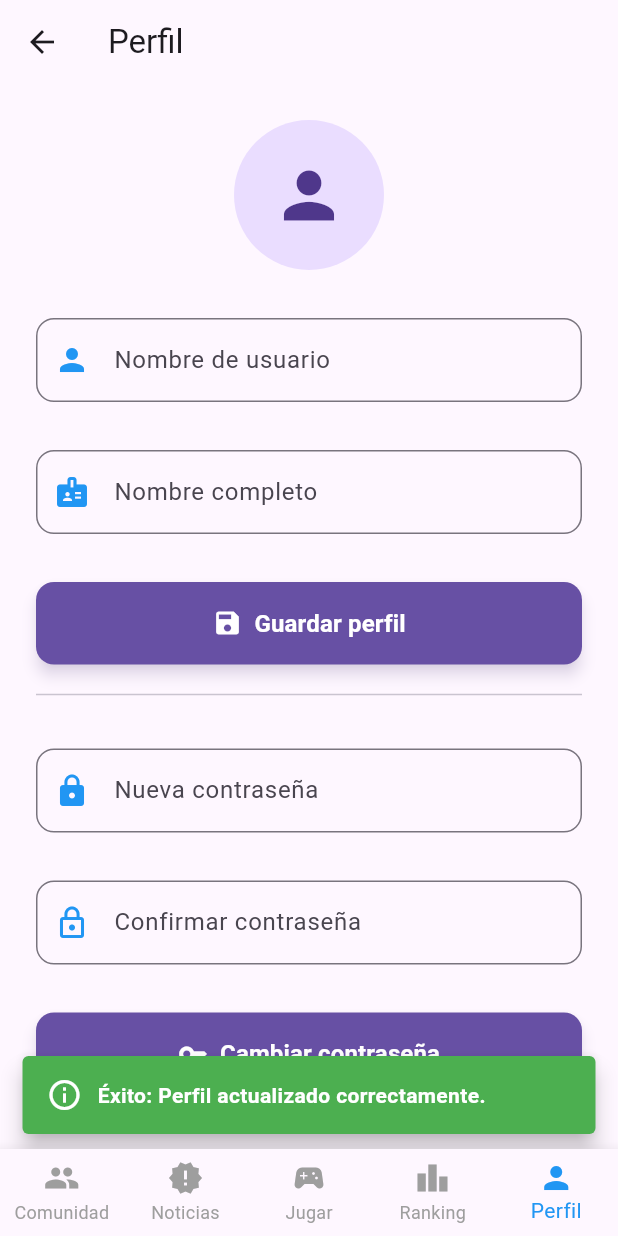
After one commit to Lr-Class/Garberine_Firebase, a Flutter app: the HomeScreen screen opened by its route, item 5 of the bottom bar chosen, after a tap on "Guardar perfil", on a phone screen of 412 x 824 dp. The commit adds this screen. Run offline on Flutter 3.47's test engine with Material 3 defaults, Android fonts, the phone set to English and light mode, and no system bars; our stand-ins replace cloud_firestore, firebase_auth, firebase_core, firebase_storage, image_picker; accounts and stored records are empty.

Commit message:
Perfil - Completado

```diff
--- /dev/null
+++ b/lib/controller/profile_controller.dart
@@ -0,0 +1,70 @@
+import 'package:cloud_firestore/cloud_firestore.dart';
+import 'package:firebase_auth/firebase_auth.dart';
+import 'package:firebase_storage/firebase_storage.dart';
+import 'dart:io';
+
+class ProfileController {
+  final FirebaseAuth _auth = FirebaseAuth.instance;
+  final FirebaseFirestore _firestore = FirebaseFirestore.instance;
+  final FirebaseStorage _storage = FirebaseStorage.instance;
+
+  User? get currentUser => _auth.currentUser;
+
+  Future<Map<String, dynamic>?> loadUserProfile() async {
+    if (currentUser == null) return null;
+
+    final doc = await _firestore.collection('users').doc(currentUser!.uid).get();
+    return doc.data();
+  }
+
+  Future<void> updateUserProfile({
+    required String username,
+    required String fullName,
+  }) async {
+    if (currentUser == null) return;
+
+    await _firestore.collection('users').doc(currentUser!.uid).update({
+      'username': username,
+      'fullName': fullName,
+    });
+  }
+
+  Future<void> updatePassword({
+    required String newPassword,
+  }) async {
+    if (currentUser == null) return;
+
+    await currentUser!.updatePassword(newPassword);
+  }
+
+  Future<String?> uploadProfileImage(File imageFile) async {
+    if (currentUser == null) return null;
+
+    try {
+      final ref = _storage.ref().child('profile_images').child('${currentUser!.uid}.jpg');
+      await ref.putFile(imageFile);
+      return await ref.getDownloadURL();
+    } catch (e) {
+      rethrow;
+    }
+  }
+
+  Future<void> updateProfileImage(String imageUrl) async {
+    if (currentUser == null) return;
+
+    await _firestore.collection('users').doc(currentUser!.uid).update({
+      'photoUrl': imageUrl,
+    });
+  }
+
+  Future<void> deleteAccount() async {
+    if (currentUser == null) return;
+
+    await _firestore.collection('users').doc(currentUser!.uid).delete();
+    await currentUser!.delete();
+  }
+
+  Future<void> signOut() async {
+    await _auth.signOut();
+  }
+}
--- a/lib/screens/home_screen.dart
+++ b/lib/screens/home_screen.dart
@@ -1,3 +1,4 @@
+import 'package:app_garb/screens/profile_screen.dart';
 import 'package:flutter/material.dart';
 
 import 'community_screen.dart';
@@ -20,7 +21,7 @@ class _HomeScreenState extends State<HomeScreen> {
     NewsScreen(),
     MainGameScreen(),
     LeaderboardScreen(),
-    //SettingsScreen(),
+    ProfileScreen(),
   ];
 
   void _onTabTapped(int index) {
@@ -57,8 +58,8 @@ class _HomeScreenState extends State<HomeScreen> {
             label: 'Ranking',
           ),
           BottomNavigationBarItem(
-            icon: Icon(Icons.settings),
-            label: 'Ajustes',
+            icon: Icon(Icons.person),
+            label: 'Perfil',
           ),
         ],
       ),
--- /dev/null
+++ b/lib/screens/profile_screen.dart
@@ -0,0 +1,246 @@
+import 'dart:io';
+import 'package:flutter/material.dart';
+import 'package:image_picker/image_picker.dart';
+import '../controller/profile_controller.dart';
+import '../widgets/custom_snackbar.dart';
+import '../widgets/custom_textfield.dart';
+import '../widgets/custom_elevatedbutton.dart';
+
+class ProfileScreen extends StatefulWidget {
+  const ProfileScreen({Key? key}) : super(key: key);
+
+  @override
+  State<ProfileScreen> createState() => _ProfileScreenState();
+}
+
+class _ProfileScreenState extends State<ProfileScreen> {
+  final ProfileController _profileController = ProfileController();
+  final TextEditingController _usernameController = TextEditingController();
+  final TextEditingController _fullNameController = TextEditingController();
+  final TextEditingController _passwordController = TextEditingController();
+  final TextEditingController _confirmPasswordController = TextEditingController();
+  File? _profileImage;
+  bool _loading = false;
+
+  @override
+  void initState() {
+    super.initState();
+    _loadUserData();
+  }
+
+  Future<void> _loadUserData() async {
+    final userData = await _profileController.loadUserProfile();
+    if (userData != null) {
+      _usernameController.text = userData['username'] ?? '';
+      _fullNameController.text = userData['fullName'] ?? '';
+    }
+    setState(() {});
+  }
+
+  Future<void> _pickImage() async {
+    final pickedFile = await ImagePicker().pickImage(source: ImageSource.gallery);
+    if (pickedFile != null) {
+      setState(() {
+        _profileImage = File(pickedFile.path);
+      });
+    }
+  }
+
+  Future<void> _saveProfile() async {
+    setState(() => _loading = true);
+
+    if (_profileImage != null) {
+      final imageUrl = await _profileController.uploadProfileImage(_profileImage!);
+      if (imageUrl != null) {
+        await _profileController.updateProfileImage(imageUrl);
+      }
+    }
+
+    await _profileController.updateUserProfile(
+      username: _usernameController.text.trim(),
+      fullName: _fullNameController.text.trim(),
+    );
+
+    setState(() => _loading = false);
+
+    CustomSnackbar.show(
+      context: context,
+      title: 'Éxito',
+      message: 'Perfil actualizado correctamente.',
+      backgroundColor: Colors.green, // Color para éxito
+      textColor: Colors.white, // Texto en blanco
+    );
+  }
+
+  Future<void> _changePassword() async {
+    if (_passwordController.text.trim() != _confirmPasswordController.text.trim()) {
+      CustomSnackbar.show(
+        context: context,
+        title: 'Error',
+        message: 'Las contraseñas no coinciden.',
+        backgroundColor: Colors.red, // Color para error
+        textColor: Colors.white, // Texto en blanco
+      );
+      return;
+    }
+
+    if (_passwordController.text.trim().length < 6) {
+      CustomSnackbar.show(
+        context: context,
+        title: 'Error',
+        message: 'La contraseña debe tener al menos 6 caracteres.',
+        backgroundColor: Colors.red, // Color para error
+        textColor: Colors.white, // Texto en blanco
+      );
+      return;
+    }
+
+    try {
+      await _profileController.updatePassword(newPassword: _passwordController.text.trim());
+      CustomSnackbar.show(
+        context: context,
+        title: 'Éxito',
+        message: 'Contraseña actualizada correctamente.',
+        backgroundColor: Colors.green, // Color para éxito
+        textColor: Colors.white, // Texto en blanco
+      );
+    } catch (e) {
+      CustomSnackbar.show(
+        context: context,
+        title: 'Error',
+        message: 'Error al actualizar contraseña: ${e.toString()}',
+        backgroundColor: Colors.red, // Color para error
+        textColor: Colors.white, // Texto en blanco
+      );
+    }
+  }
+
+  void _confirmDeleteAccount() {
+    showDialog(
+      context: context,
+      builder: (_) => AlertDialog(
+        title: const Text('¿Estás seguro?'),
+        content: const Text('Esta acción eliminará tu cuenta permanentemente.'),
+        actions: [
+          TextButton(
+            child: const Text('Cancelar'),
+            onPressed: () => Navigator.pop(context),
+          ),
+          TextButton(
+            child: const Text('Eliminar', style: TextStyle(color: Colors.red)),
+            onPressed: () async {
+              Navigator.pop(context);
+              await _profileController.deleteAccount();
+              Navigator.pushReplacementNamed(context, '/');
+            },
+          ),
+        ],
+      ),
+    );
+  }
+
+  void _confirmSignOut() {
+    showDialog(
+      context: context,
+      builder: (_) => AlertDialog(
+        title: const Text('Cerrar sesión'),
+        content: const Text('¿Deseas cerrar tu sesión actual?'),
+        actions: [
+          TextButton(
+            child: const Text('Cancelar'),
+            onPressed: () => Navigator.pop(context),
+          ),
+          TextButton(
+            child: const Text('Cerrar sesión', style: TextStyle(color: Colors.blue)),
+            onPressed: () async {
+              Navigator.pop(context);
+              await _profileController.signOut();
+              Navigator.pushReplacementNamed(context, '/');
+            },
+          ),
+        ],
+      ),
+    );
+  }
+
+  @override
+  Widget build(BuildContext context) {
+    return Scaffold(
+      appBar: AppBar(
+        title: const Text('Perfil'),
+      ),
+      body: SingleChildScrollView(
+        padding: const EdgeInsets.all(24.0),
+        child: Column(
+          children: [
+            GestureDetector(
+              onTap: _pickImage,
+              child: CircleAvatar(
+                radius: 50,
+                backgroundImage: _profileImage != null ? FileImage(_profileImage!) : null,
+                child: _profileImage == null
+                    ? const Icon(Icons.person, size: 50)
+                    : null,
+              ),
+            ),
+            const SizedBox(height: 24),
+            CustomTextField(
+              controller: _usernameController,
+              labelText: 'Nombre de usuario',
+              icon: Icons.person,
+            ),
+            const SizedBox(height: 16),
+            CustomTextField(
+              controller: _fullNameController,
+              labelText: 'Nombre completo',
+              icon: Icons.badge,
+            ),
+            const SizedBox(height: 24),
+            CustomElevatedButton(
+              text: 'Guardar perfil',
+              onPressed: _saveProfile,
+              isLoading: _loading,
+              icon: Icons.save,
+            ),
+            const Divider(height: 40),
+            const SizedBox(height: 8),
+            CustomTextField(
+              controller: _passwordController,
+              labelText: 'Nueva contraseña',
+              obscureText: true,
+              icon: Icons.lock,
+            ),
+            const SizedBox(height: 16),
+            CustomTextField(
+              controller: _confirmPasswordController,
+              labelText: 'Confirmar contraseña',
+              obscureText: true,
+              icon: Icons.lock_outline,
+            ),
+            const SizedBox(height: 24),
+            CustomElevatedButton(
+              text: 'Cambiar contraseña',
+              onPressed: _changePassword,
+              icon: Icons.key,
+            ),
+            const Divider(height: 40),
+            const SizedBox(height: 8),
+            CustomElevatedButton(
+              text: 'Cerrar sesión',
+              onPressed: _confirmSignOut,
+              icon: Icons.logout,
+              backgroundColor: Colors.blue,
+            ),
+            const SizedBox(height: 16),
+            CustomElevatedButton(
+              text: 'Eliminar cuenta',
+              onPressed: _confirmDeleteAccount,
+              icon: Icons.delete_forever,
+              backgroundColor: Colors.red,
+            ),
+          ],
+        ),
+      ),
+    );
+  }
+}
```
Also changed, not shown: lib/services/profile_service.dart (added, +66 -0 lines), 1 other file.
